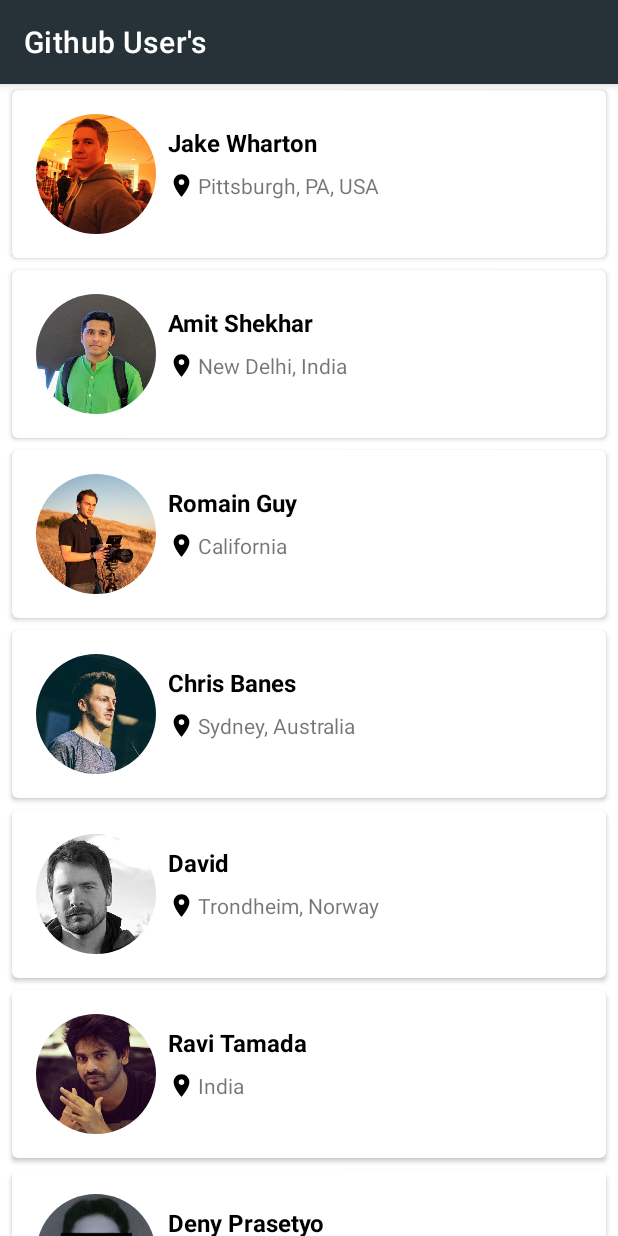
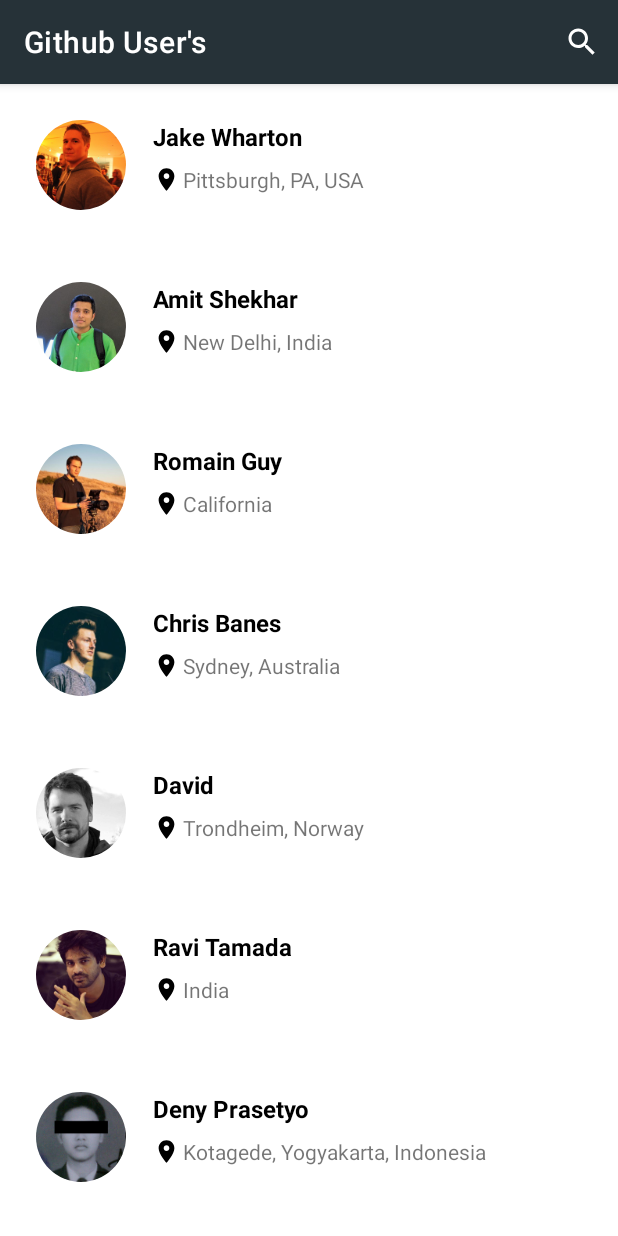
Before and after one commit to bbimantoro/GithubUser, an Android app: the screen it shows after launch (MainActivity), on a phone screen of 412 x 824 dp. Run offline under Robolectric (Android 15) with nearby library versions, the phone set to English and light mode, and no system bars; our stand-ins replace CircleImageView.

Commit message:
add searchview in actionbar

```diff
--- a/app/build.gradle
+++ b/app/build.gradle
@@ -38,6 +38,7 @@ android {
 dependencies {
 
     implementation 'androidx.core:core-ktx:1.8.0'
+    implementation "androidx.viewpager2:viewpager2:1.0.0"
     implementation 'com.github.bumptech.glide:glide:4.13.2'
     implementation 'de.hdodenhof:circleimageview:3.1.0'
     implementation 'androidx.appcompat:appcompat:1.4.2'
--- a/app/src/main/java/com/example/githubuser/ListUserAdapter.kt
+++ b/app/src/main/java/com/example/githubuser/ListUserAdapter.kt
@@ -3,6 +3,7 @@ package com.example.githubuser
 import android.view.LayoutInflater
 import android.view.ViewGroup
 import androidx.recyclerview.widget.RecyclerView
+import com.bumptech.glide.Glide
 import com.example.githubuser.databinding.ItemRowUserBinding
 
 class ListUserAdapter(private val listUser: ArrayList<User>) :
@@ -23,7 +24,9 @@ class ListUserAdapter(private val listUser: ArrayList<User>) :
 
     override fun onBindViewHolder(holder: ListViewHolder, position: Int) {
         val (name, location, photo) = listUser[position]
-        holder.binding.imgItemPhoto.setImageResource(photo)
+        Glide.with(holder.itemView.context)
+            .load(photo)
+            .into(holder.binding.imgItemPhoto)
         holder.binding.tvItemName.text = name
         holder.binding.tvItemLocation.text = location
 
--- a/app/src/main/java/com/example/githubuser/MainActivity.kt
+++ b/app/src/main/java/com/example/githubuser/MainActivity.kt
@@ -1,9 +1,14 @@
 package com.example.githubuser
 
+import android.app.SearchManager
+import android.content.Context
 import android.content.Intent
 import android.content.res.Configuration
 import androidx.appcompat.app.AppCompatActivity
 import android.os.Bundle
+import android.view.Menu
+import androidx.appcompat.widget.SearchView
+import android.widget.Toast
 import androidx.recyclerview.widget.GridLayoutManager
 import androidx.recyclerview.widget.LinearLayoutManager
 import com.example.githubuser.databinding.ActivityMainBinding
@@ -23,6 +28,31 @@ class MainActivity : AppCompatActivity() {
 
         list.addAll(listUser)
         showRecyclerList()
+    }
+
+
+    override fun onCreateOptionsMenu(menu: Menu?): Boolean {
+        val inflater = menuInflater
+        inflater.inflate(R.menu.option_menu, menu)
+
+        val searchManager = getSystemService(Context.SEARCH_SERVICE) as SearchManager
+        val searchView = menu?.findItem(R.id.search)?.actionView as SearchView
+
+        searchView.setSearchableInfo(searchManager.getSearchableInfo(componentName))
+        searchView.queryHint = resources.getString(R.string.search_hint)
+        searchView.setOnQueryTextListener(object : SearchView.OnQueryTextListener {
+
+            override fun onQueryTextSubmit(query: String?): Boolean {
+                Toast.makeText(this@MainActivity, query, Toast.LENGTH_SHORT).show()
+                searchView.clearFocus()
+                return true
+            }
+
+            override fun onQueryTextChange(newText: String?): Boolean {
+                return false
+            }
+        })
+        return true
     }
 
     private val listUser: ArrayList<User>
--- /dev/null
+++ b/app/src/main/res/drawable/ic_baseline_search_white_24.xml
@@ -0,0 +1,5 @@
+<vector android:height="24dp" android:tint="#FFFFFF"
+    android:viewportHeight="24" android:viewportWidth="24"
+    android:width="24dp" xmlns:android="http://schemas.android.com/apk/res/android">
+    <path android:fillColor="@android:color/white" android:pathData="M15.5,14h-0.79l-0.28,-0.27C15.41,12.59 16,11.11 16,9.5 16,5.91 13.09,3 9.5,3S3,5.91 3,9.5 5.91,16 9.5,16c1.61,0 3.09,-0.59 4.23,-1.57l0.27,0.28v0.79l5,4.99L20.49,19l-4.99,-5zM9.5,14C7.01,14 5,11.99 5,9.5S7.01,5 9.5,5 14,7.01 14,9.5 11.99,14 9.5,14z"/>
+</vector>
--- a/app/src/main/res/layout/activity_detail.xml
+++ b/app/src/main/res/layout/activity_detail.xml
@@ -4,7 +4,6 @@
     xmlns:tools="http://schemas.android.com/tools"
     android:layout_width="match_parent"
     android:layout_height="match_parent"
-    android:padding="16dp"
     tools:context=".DetailActivity">
 
     <androidx.constraintlayout.widget.ConstraintLayout
@@ -114,6 +113,7 @@
             app:layout_constraintTop_toBottomOf="@+id/tv_repo" />
 
         <TextView
+            android:id="@+id/textView"
             android:layout_width="0dp"
             android:layout_height="wrap_content"
             android:layout_marginTop="8dp"
@@ -191,6 +191,7 @@
             app:layout_constraintStart_toStartOf="parent"
             app:layout_constraintTop_toBottomOf="@+id/tv_company" />
 
+
     </androidx.constraintlayout.widget.ConstraintLayout>
 
 </ScrollView>
--- a/app/src/main/res/layout/item_row_user.xml
+++ b/app/src/main/res/layout/item_row_user.xml
@@ -1,25 +1,17 @@
 <?xml version="1.0" encoding="utf-8"?>
-<androidx.cardview.widget.CardView xmlns:android="http://schemas.android.com/apk/res/android"
+<androidx.constraintlayout.widget.ConstraintLayout xmlns:android="http://schemas.android.com/apk/res/android"
     xmlns:card_view="http://schemas.android.com/apk/res-auto"
     xmlns:tools="http://schemas.android.com/tools"
     android:layout_width="match_parent"
     android:layout_height="wrap_content"
     android:layout_gravity="center"
-    android:layout_marginLeft="8dp"
-    android:layout_marginTop="4dp"
-    android:layout_marginRight="8dp"
-    android:layout_marginBottom="4dp"
-    card_view:cardCornerRadius="4dp">
-
-    <androidx.constraintlayout.widget.ConstraintLayout
-        android:layout_width="match_parent"
-        android:layout_height="wrap_content"
-        android:padding="8dp">
+    android:padding="8dp"
+    android:layout_margin="8dp">
 
     <de.hdodenhof.circleimageview.CircleImageView
         android:id="@+id/img_item_photo"
-            android:layout_width="80dp"
-            android:layout_height="80dp"
+        android:layout_width="60dp"
+        android:layout_height="60dp"
         android:layout_marginStart="8dp"
         android:layout_marginTop="8dp"
         android:layout_marginBottom="8dp"
@@ -33,7 +25,6 @@
         android:id="@+id/tv_item_name"
         android:layout_width="0dp"
         android:layout_height="wrap_content"
-            android:layout_marginTop="8dp"
         android:layout_marginEnd="8dp"
         android:textColor="@color/black"
         android:textSize="16sp"
@@ -63,7 +54,6 @@
         android:layout_width="wrap_content"
         android:layout_height="wrap_content"
         android:orientation="vertical"
-            card_view:layout_constraintGuide_begin="96dp" />
+        card_view:layout_constraintGuide_begin="86dp" />
+
 </androidx.constraintlayout.widget.ConstraintLayout>
-
-</androidx.cardview.widget.CardView>
--- /dev/null
+++ b/app/src/main/res/menu/option_menu.xml
@@ -0,0 +1,12 @@
+<?xml version="1.0" encoding="utf-8"?>
+<menu xmlns:android="http://schemas.android.com/apk/res/android"
+    xmlns:app="http://schemas.android.com/apk/res-auto">
+
+    <item
+        android:id="@+id/search"
+        android:icon="@drawable/ic_baseline_search_white_24"
+        android:title="@string/search"
+        app:showAsAction="collapseActionView|ifRoom"
+        app:actionViewClass="androidx.appcompat.widget.SearchView" />
+
+</menu>
--- a/app/src/main/res/values/strings.xml
+++ b/app/src/main/res/values/strings.xml
@@ -1,6 +1,9 @@
 <resources>
     <string name="app_name">GithubUser</string>
+
     <string name="name">Nama Pengguna</string>
+    <string name="search">Search</string>
+    <string name="search_hint">Cari Username</string>
     <string name="location">Lokasi</string>
     <string name="object_username_received">Object Username Diterima</string>
     <string name="object_name_received">Object Nama Diterima</string>
```
Also changed, not shown: app/src/main/java/com/example/githubuser/DetailActivity.kt (+12 -12 lines). Lines whose indentation alone changed are shown as unchanged.
